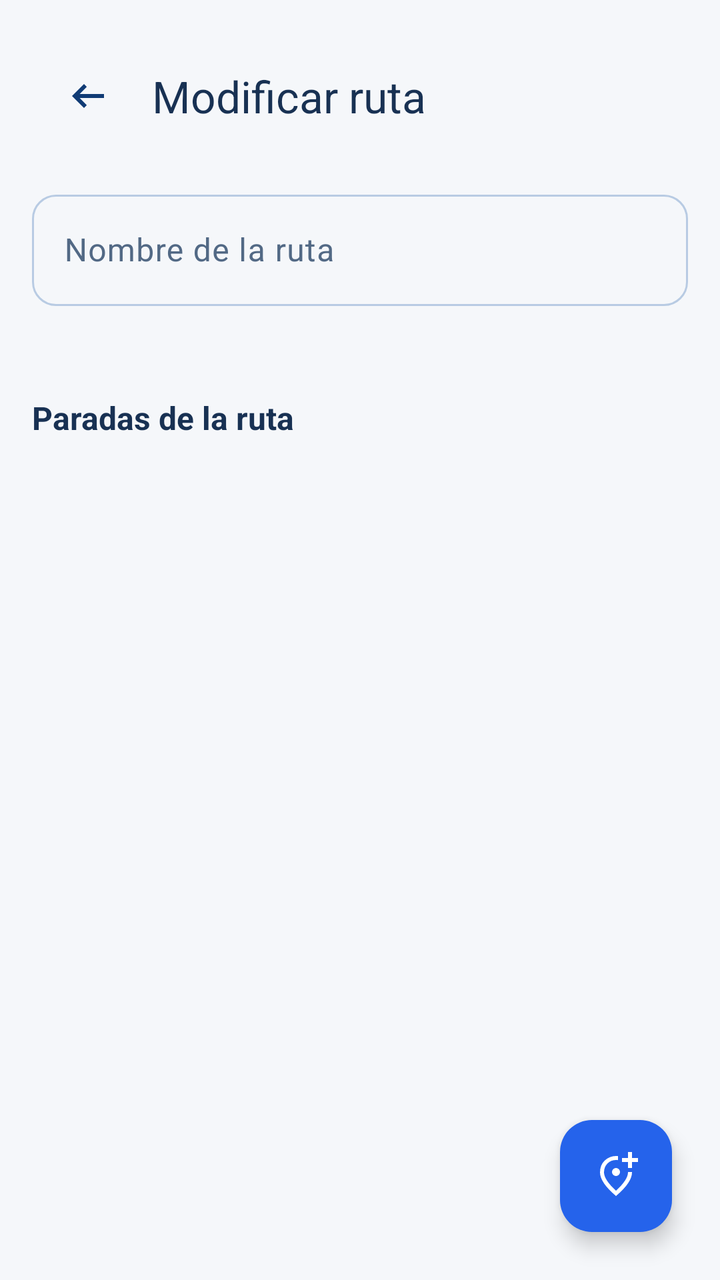
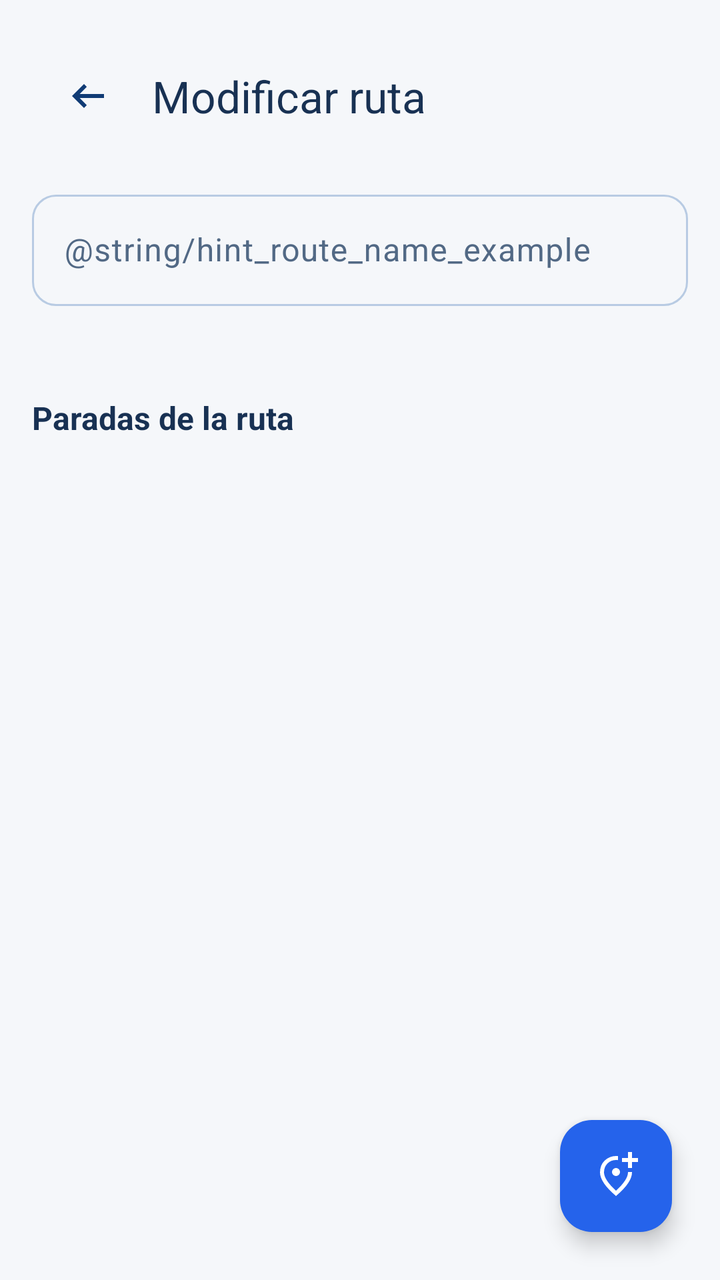

Two renders of the same Android screen: before a commit and after it. Below are the layout's source before the change and the commit's diff.
<!-- AndroidManifest.xml: application theme Theme.RoutePlanner -->
<!-- res/layout/activity_edit_route.xml -->
<?xml version="1.0" encoding="utf-8"?>
<androidx.coordinatorlayout.widget.CoordinatorLayout
    xmlns:android="http://schemas.android.com/apk/res/android"
    xmlns:app="http://schemas.android.com/apk/res-auto"
    android:layout_width="match_parent"
    android:layout_height="match_parent"
    android:background="#F5F7FA">

    <LinearLayout
        android:layout_width="match_parent"
        android:layout_height="match_parent"
        android:orientation="vertical"
        android:padding="16dp">

        <com.google.android.material.appbar.MaterialToolbar
            android:id="@+id/toolbar"
            android:layout_width="match_parent"
            android:layout_height="?attr/actionBarSize"
            app:navigationIcon="@drawable/ic_arrow_back_24"
            app:title="@string/title_edit_route"
            app:titleTextColor="#183153" />

        <com.google.android.material.textfield.TextInputLayout
            android:id="@+id/tilEditRouteName"
            android:layout_width="match_parent"
            android:layout_height="wrap_content"
            android:layout_marginTop="12dp"
            android:hint="@string/text_input_route_name"
            app:boxBackgroundMode="outline"
            app:boxCornerRadiusTopStart="12dp"
            app:boxCornerRadiusTopEnd="12dp"
            app:boxCornerRadiusBottomStart="12dp"
            app:boxCornerRadiusBottomEnd="12dp">

            <com.google.android.material.textfield.TextInputEditText
                android:id="@+id/etEditRouteName"
                android:layout_width="match_parent"
                android:layout_height="wrap_content"
                android:inputType="textCapSentences"
                android:maxLines="1" />

        </com.google.android.material.textfield.TextInputLayout>

        <TextView
            android:id="@+id/tvEditRouteOrigin"
            android:layout_width="match_parent"
            android:layout_height="wrap_content"
            android:textColor="#64748B"
            android:textSize="14sp"
            android:layout_marginTop="10dp"
            android:layout_marginBottom="16dp" />

        <TextView
            android:layout_width="match_parent"
            android:layout_height="wrap_content"
            android:text="@string/title_route_stops"
            android:textColor="#183153"
            android:textSize="16sp"
            android:textStyle="bold" />

        <androidx.recyclerview.widget.RecyclerView
            android:id="@+id/rvEditRouteStops"
            android:layout_width="match_parent"
            android:layout_height="0dp"
            android:layout_weight="1"
            android:layout_marginTop="8dp"
            android:clipToPadding="false"
            android:paddingBottom="80dp" />

    </LinearLayout>

    <com.google.android.material.floatingactionbutton.FloatingActionButton
        android:id="@+id/fabAddRouteStop"
        android:layout_width="wrap_content"
        android:layout_height="wrap_content"
        android:layout_gravity="bottom|end"
        android:layout_margin="24dp"
        android:contentDescription="@string/content_description_add_stop"
        app:srcCompat="@drawable/ic_add_24"
        app:tint="#FFFFFF"
        app:backgroundTint="#2563EB" />

</androidx.coordinatorlayout.widget.CoordinatorLayout>
<!-- resources referenced by this layout -->
<resources>
  <!-- drawable ic_add_24 (drawable) -->
  <vector xmlns:android="http://schemas.android.com/apk/res/android"
      android:height="24dp"
      android:viewportHeight="960"
      android:viewportWidth="960"
      android:width="24dp">
        
      <path android:fillColor="@android:color/white" android:pathData="M480,880Q319,743 239.5,625.5Q160,508 160,408Q160,258 256.5,169Q353,80 480,80Q490,80 500,80Q510,80 520,82L520,163Q510,161 500.5,160.5Q491,160 480,160Q379,160 309.5,229.5Q240,299 240,408Q240,479 299,570.5Q358,662 480,774Q602,662 661,570.5Q720,479 720,408Q720,406 720,404Q720,402 720,400L800,400Q800,402 800,404Q800,406 800,408Q800,508 720.5,625.5Q641,743 480,880ZM536.5,456.5Q560,433 560,400Q560,367 536.5,343.5Q513,320 480,320Q447,320 423.5,343.5Q400,367 400,400Q400,433 423.5,456.5Q447,480 480,480Q513,480 536.5,456.5ZM480,400Q480,400 480,400Q480,400 480,400Q480,400 480,400Q480,400 480,400Q480,400 480,400Q480,400 480,400L480,400L480,400L480,400L480,400Q480,400 480,400Q480,400 480,400Q480,400 480,400Q480,400 480,400ZM720,320L800,320L800,200L920,200L920,120L800,120L800,0L720,0L720,120L600,120L600,200L720,200L720,320Z"/>
      
  </vector>
  <!-- drawable ic_arrow_back_24 (drawable) -->
  <vector xmlns:android="http://schemas.android.com/apk/res/android" android:autoMirrored="true" android:height="24dp" android:tint="@color/rp_primary_dark" android:viewportHeight="960" android:viewportWidth="960" android:width="24dp">
        
      <path android:fillColor="@android:color/white" android:pathData="M400,720L160,480L400,240L456,298L314,440L800,440L800,520L314,520L456,662L400,720Z"/>
      
  </vector>
  <string name="content_description_add_stop">Añadir parada</string>
  <string name="text_input_route_name">Nombre de la ruta</string>
  <string name="title_edit_route">Modificar ruta</string>
  <string name="title_route_stops">Paradas de la ruta</string>
  <style name="Theme.RoutePlanner" parent="Base.Theme.RoutePlanner" />
  <color name="rp_primary_dark">#103B75</color>
  <color name="rp_background">#F4F9FF</color>
  <color name="rp_primary">#1565C0</color>
  <color name="rp_surface">#FFFFFF</color>
  <color name="rp_icon_background">#EAF2FF</color>
  <color name="rp_text_primary">#103B75</color>
  <color name="rp_success">#43A047</color>
  <color name="md_theme_tertiaryContainer">#FAD8FD</color>
  <color name="md_theme_onTertiaryContainer">#573E5C</color>
  <color name="rp_destination">#EF4444</color>
  <color name="md_theme_errorContainer">#FFDAD6</color>
  <color name="md_theme_onErrorContainer">#93000A</color>
  <color name="rp_text_secondary">#526985</color>
  <color name="rp_outline">#B8CBE3</color>
  <color name="md_theme_outlineVariant">#C4C6D0</color>
  <color name="md_theme_inverseSurface">#2E3036</color>
  <color name="md_theme_inverseOnSurface">#F0F0F7</color>
  <color name="md_theme_inversePrimary">#AAC7FF</color>
  <color name="md_theme_primaryFixed">#D6E3FF</color>
  <color name="md_theme_onPrimaryFixed">#001B3E</color>
  <color name="md_theme_primaryFixedDim">#AAC7FF</color>
  <color name="md_theme_onPrimaryFixedVariant">#284777</color>
  <color name="md_theme_secondaryFixed">#DAE2F9</color>
  <color name="md_theme_onSecondaryFixed">#131C2B</color>
  <color name="md_theme_secondaryFixedDim">#BEC6DC</color>
  <color name="md_theme_onSecondaryFixedVariant">#3E4759</color>
  <color name="md_theme_tertiaryFixed">#FAD8FD</color>
  <color name="md_theme_onTertiaryFixed">#28132E</color>
  <color name="md_theme_tertiaryFixedDim">#DDBCE0</color>
  <color name="md_theme_onTertiaryFixedVariant">#573E5C</color>
  <color name="md_theme_surfaceDim">#D9D9E0</color>
  <color name="md_theme_surfaceBright">#F9F9FF</color>
  <color name="md_theme_surfaceContainerLowest">#FFFFFF</color>
  <color name="md_theme_surfaceContainerLow">#F3F3FA</color>
  <color name="md_theme_surfaceContainer">#EDEDF4</color>
  <color name="md_theme_surfaceContainerHigh">#E7E8EE</color>
  <color name="md_theme_surfaceContainerHighest">#E2E2E9</color>
  <!-- unchanged entries left out for length: 1 -->
</resources>

<!-- the commit's change to res/layout/activity_edit_route.xml (unified diff, before → after) -->
@@ -25,7 +25,7 @@
             android:layout_width="match_parent"
             android:layout_height="wrap_content"
             android:layout_marginTop="12dp"
-            android:hint="@string/text_input_route_name"
+            android:hint="@string/hint_route_name_example"
             app:boxBackgroundMode="outline"
             app:boxCornerRadiusTopStart="12dp"
             app:boxCornerRadiusTopEnd="12dp"
<!-- resource entries referenced after the edit -->
@@ -17,7 +17,6 @@
       
   </vector>
   <string name="content_description_add_stop">Añadir parada</string>
-  <string name="text_input_route_name">Nombre de la ruta</string>
   <string name="title_edit_route">Modificar ruta</string>
   <string name="title_route_stops">Paradas de la ruta</string>
   <style name="Theme.RoutePlanner" parent="Base.Theme.RoutePlanner" />
